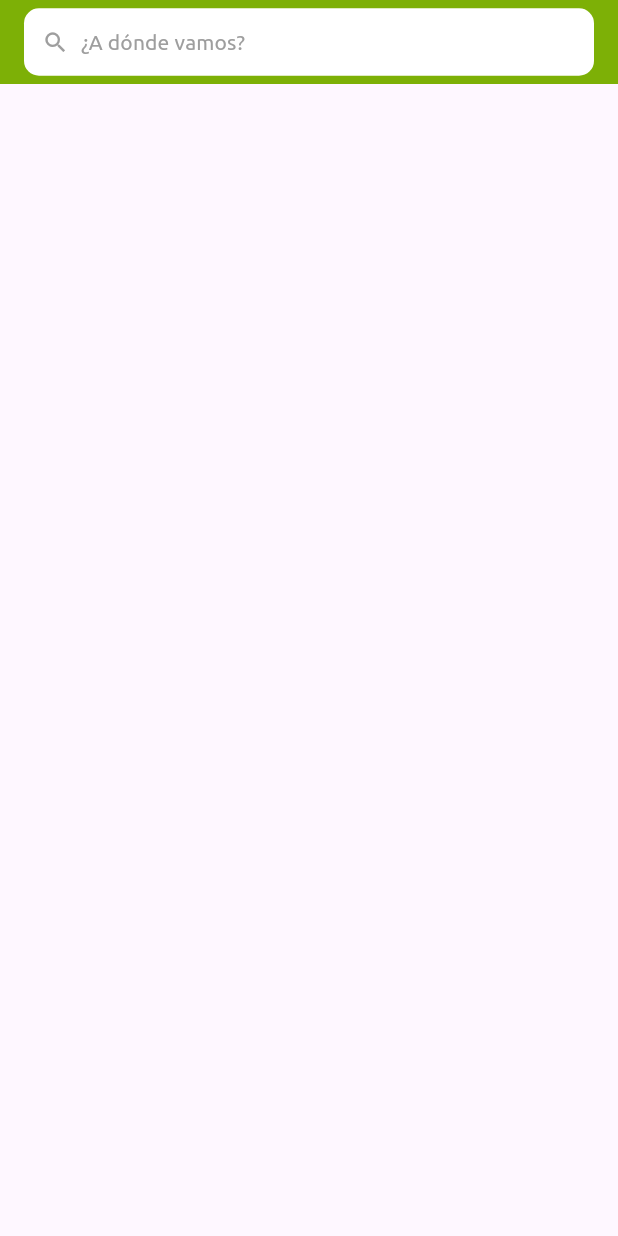
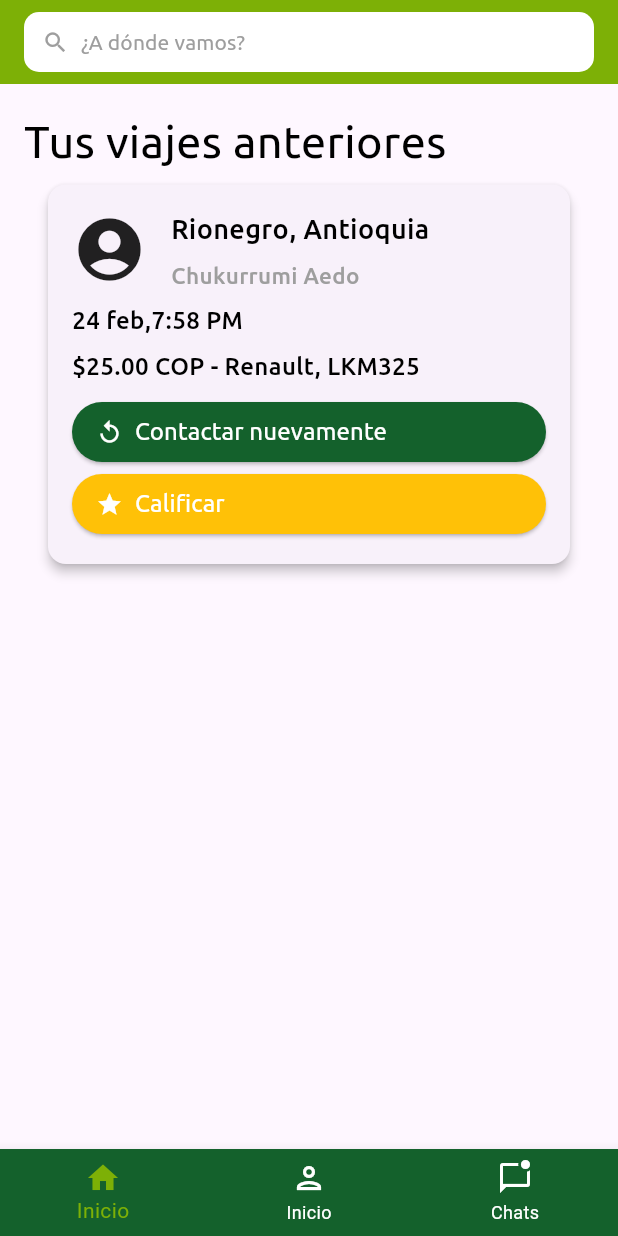
Before and after one commit to danielarcil4/ConductorAmigoApp, a Flutter app: the UsuarioComunPage screen opened directly, on a phone screen of 412 x 824 dp. Run offline on Flutter 3.47's test engine with Material 3 defaults, Android fonts, the phone set to English and light mode, and no system bars; project files that could hold a hidden picture were left out.

Commit message:
Se agrego la seccion perfil del usuario comun

```diff
--- a/lib/pages/usuario_comun_page.dart
+++ b/lib/pages/usuario_comun_page.dart
@@ -1,4 +1,7 @@
-import 'package:flutter/material.dart' hide SearchBar;
+import 'package:conductor_amigo/pages/perfil_usuario_page.dart';
+import 'package:conductor_amigo/pages/viajes_anteriores_page.dart';
+import 'chats_usuario_page.dart';
+import 'package:flutter/material.dart';
 
 class UsuarioComunPage extends StatefulWidget {
   const UsuarioComunPage({super.key});
@@ -8,139 +11,51 @@ class UsuarioComunPage extends StatefulWidget {
 }
 
 class _UsuarioComunPageState extends State<UsuarioComunPage> {
-  TextEditingController _searchController = TextEditingController();
-  String _searchText = "";
+  int _selectedIndex = 0;
 
-  void _performSearch(String searchText) {
-    // You can implement your search logic here
-    //print("Performing search for: $searchText");
-    // For demonstration, I'm just printing the search text
+  static final List<Widget> _widgetOptions = <Widget>[
+    const ViajesAnterioresPage(),
+    const PerfilUsuarioPage(),
+    const ChatsUsuarioPage(),
+  ];
+
+  void _onItemTapped(int index) {
+    setState(() {
+      _selectedIndex = index;
+    });
   }
 
   @override
   Widget build(BuildContext context) {
     return Scaffold(
-      appBar: AppBar(
-        automaticallyImplyLeading: false,
-        title: TextButton.icon(
-          onPressed: () {
-            showSearch(
-              context: context,
-              delegate: CustomSearchDelegate(),
-            );
-          },
-          icon: const Icon(
-            Icons.search,
-            color: Colors.grey,
+      bottomNavigationBar: BottomNavigationBar(
+        backgroundColor: const Color(0xFF14612C),
+        selectedItemColor: const Color(0xFF7DB006),
+        unselectedItemColor: Colors.white,
+        items: [
+           BottomNavigationBarItem(
+            icon: Icon(
+                _selectedIndex == 0 ? Icons.home : Icons.home_outlined
+            ),
+            label: 'Inicio',
           ),
-          label: const Text(
-            "¿A dónde vamos?",
-            style: TextStyle(
-              color: Colors.grey,
-              fontFamily: 'Ubuntu',
-              fontWeight: FontWeight.w400,
+          BottomNavigationBarItem(
+            icon: Icon(
+                _selectedIndex == 1 ? Icons.person : Icons.person_outlined),
+            label: 'Inicio',
+          ),
+           BottomNavigationBarItem(
+            icon: Icon(
+              _selectedIndex == 2 ?  Icons.mark_chat_unread : Icons.mark_chat_unread_outlined,
             ),
+            label: 'Chats',
           ),
-          style: ButtonStyle(
-            alignment: Alignment.centerLeft,
-            backgroundColor: MaterialStateProperty.all(Colors.white),
-            // Color del fondo
-            shape: MaterialStateProperty.all(
-              RoundedRectangleBorder(
-                borderRadius:
-                    BorderRadius.circular(10.0), // Cambiar el radio del borde
-              ),
-            ),
-            minimumSize:  MaterialStateProperty.all(const Size(400,45))
-          ),
-        ),//
-
-        flexibleSpace: Container(
-          color: const Color(0xFF7DB006),
-        ),
+        ],
+        currentIndex: _selectedIndex,
+        onTap: _onItemTapped,
       ),
+      body:
+        _widgetOptions.elementAt(_selectedIndex),
     );
   }
 }
-
-class CustomSearchDelegate extends SearchDelegate<String> {
-  @override
-  String get searchFieldLabel => '¿A dónde vamos?';
-
-  @override
-  List<Widget> buildActions(BuildContext context) {
-    // Acciones para el AppBar (icono de limpieza, etc.)
-    return [
-      IconButton(
-        icon: const Icon(Icons.clear),
-        onPressed: () {
-          query = '';
-        },
-      ),
-    ];
-  }
-
-  @override
-  Widget buildLeading(BuildContext context) {
-    // Icono a la izquierda del AppBar (generalmente el botón de atrás)
-    return IconButton(
-      icon: const Icon(Icons.arrow_back),
-      onPressed: () {
-        close(context, '');
-      },
-    );
-  }
-
-  @override
-  Widget buildResults(BuildContext context) {
-    // Muestra los resultados basados en la búsqueda actual
-    return Center(
-      child: Text('Results for: $query'),
-    );
-  }
-
-  @override
-  Widget buildSuggestions(BuildContext context) {
-    // Muestra sugerencias mientras se escribe la búsqueda
-    return Center(
-      child: Text('Suggestions for: $query'),
-    );
-  }
-}
-
-Widget _buildInputField(TextEditingController controller, String labelName) {
-  return TextField(
-    controller: controller,
-    decoration: InputDecoration(
-        suffixIcon: const Icon(
-          Icons.edit,
-          size: 20,
-        ),
-        labelText: labelName,
-        labelStyle: const TextStyle(
-            color: Colors.white,
-            fontFamily: 'Ubuntu',
-            fontWeight: FontWeight.w400),
-        enabledBorder: const UnderlineInputBorder(
-            borderSide: BorderSide(color: Colors.white, width: 1))),
-  );
-}
-
-Widget _buildElevatedButton(int colorButton, String text) {
-  return ElevatedButton(
-    onPressed: () {},
-    style: ElevatedButton.styleFrom(
-        shape: RoundedRectangleBorder(borderRadius: BorderRadius.circular(10)),
-        backgroundColor: Color(colorButton),
-        elevation: 20,
-        shadowColor: const Color(0xFF14612C),
-        minimumSize: const Size.fromHeight(50)),
-    child: Text(
-      text,
-      style: const TextStyle(
-          color: Colors.white,
-          fontFamily: 'Ubuntu',
-          fontWeight: FontWeight.w300),
-    ),
-  );
-}
--- /dev/null
+++ b/lib/pages/viajes_anteriores_page.dart
@@ -0,0 +1,273 @@
+import 'package:flutter/material.dart';
+
+class ViajesAnterioresPage extends StatefulWidget {
+  const ViajesAnterioresPage({super.key});
+
+  @override
+  State<ViajesAnterioresPage> createState() => _ViajesAnterioresPageState();
+}
+
+class _ViajesAnterioresPageState extends State<ViajesAnterioresPage> {
+  TextEditingController _searchController = TextEditingController();
+  String _searchText = "";
+
+  void _performSearch(String searchText) {
+    // You can implement your search logic here
+    //print("Performing search for: $searchText");
+    // For demonstration, I'm just printing the search text
+  }
+
+  @override
+  Widget build(BuildContext context) {
+    return Scaffold(
+      appBar: AppBar(
+        automaticallyImplyLeading: false,
+        title: TextButton.icon(
+          onPressed: () {
+            showSearch(
+              context: context,
+              delegate: CustomSearchDelegate(),
+            );
+          },
+          icon: const Icon(
+            Icons.search,
+            color: Colors.grey,
+          ),
+          label: const Text(
+            "¿A dónde vamos?",
+            style: TextStyle(
+              color: Colors.grey,
+              fontFamily: 'Ubuntu',
+              fontWeight: FontWeight.w400,
+            ),
+          ),
+          style: ButtonStyle(
+              alignment: Alignment.centerLeft,
+              backgroundColor: MaterialStateProperty.all(Colors.white),
+              // Color del fondo
+              shape: MaterialStateProperty.all(
+                RoundedRectangleBorder(
+                  borderRadius:
+                      BorderRadius.circular(10.0), // Cambiar el radio del borde
+                ),
+              ),
+              minimumSize: MaterialStateProperty.all(const Size(400, 40))),
+        ), //
+
+        flexibleSpace: Container(
+          color: const Color(0xFF7DB006),
+        ),
+      ),
+      body: const Padding(
+        padding: EdgeInsets.symmetric(horizontal: 16, vertical: 16),
+        child: Column(
+          crossAxisAlignment: CrossAxisAlignment.stretch,
+          children: [
+            Text(
+              'Tus viajes anteriores',
+              style: TextStyle(
+                  color: Colors.black,
+                  fontFamily: 'Ubuntu',
+                  fontWeight: FontWeight.w400,
+                  fontSize: 30),
+            ),
+            ViajesAnterioresCard(
+              destino: 'Rionegro, Antioquia',
+              nombreConductor: 'Chukurrumi Aedo',
+              fechaYhora: '24 feb,7:58 PM',
+              tarifa: 25.000,
+              // Precio ofrecido por el conductor
+              modeloAuto: 'Renault',
+              placa: 'LKM325',
+            ),
+          ],
+        ),
+      ),
+    );
+  }
+}
+
+class ViajesAnterioresCard extends StatelessWidget {
+  final String destino;
+  final String nombreConductor;
+  final String fechaYhora;
+  final double tarifa;
+  final String modeloAuto;
+  final String placa;
+
+  const ViajesAnterioresCard({
+    super.key,
+    required this.destino,
+    required this.nombreConductor,
+    required this.fechaYhora,
+    required this.tarifa,
+    required this.modeloAuto,
+    required this.placa,
+  });
+
+  @override
+  Widget build(BuildContext context) {
+    return Card(
+      elevation: 3,
+      margin: const EdgeInsets.symmetric(horizontal: 16, vertical: 8),
+      child: Padding(
+        padding: const EdgeInsets.all(16),
+        child: Column(
+          crossAxisAlignment: CrossAxisAlignment.start,
+          children: <Widget>[
+            Row(
+              children: [
+                const Icon(
+                  Icons.account_circle,
+                  size: 50,
+                ),
+                Padding(
+                  padding: const EdgeInsets.symmetric(horizontal: 16),
+                  child: Column(
+                    crossAxisAlignment: CrossAxisAlignment.start,
+                    children: [
+                      Text(
+                        destino,
+                        style: const TextStyle(
+                          color: Colors.black,
+                          fontFamily: 'Ubuntu',
+                          fontWeight: FontWeight.w500,
+                          fontSize: 18,
+                        ),
+                      ),
+                      const SizedBox(height: 8),
+                      Text(
+                        nombreConductor,
+                        style: const TextStyle(
+                          color: Colors.grey,
+                          fontFamily: 'Ubuntu',
+                          fontWeight: FontWeight.w500,
+                          fontSize: 15,
+                        ),
+                      ),
+                    ],
+                  ),
+                ),
+              ],
+            ),
+            const SizedBox(height: 8),
+            Text(
+              fechaYhora,
+              style: const TextStyle(
+                color: Colors.black,
+                fontFamily: 'Ubuntu',
+                fontWeight: FontWeight.w500,
+                fontSize: 16,
+              ),
+            ),
+            const SizedBox(height: 8),
+            Text(
+              '\$${tarifa.toStringAsFixed(2)} COP - $modeloAuto, $placa',
+              style: const TextStyle(
+                color: Colors.black,
+                fontFamily: 'Ubuntu',
+                fontWeight: FontWeight.w500,
+                fontSize: 16,
+              ),
+            ),
+            const SizedBox(height: 8),
+            Column(
+              crossAxisAlignment: CrossAxisAlignment.stretch,
+              children: [
+                ElevatedButton.icon(
+                  onPressed: () {
+                    // Aquí puedes agregar la lógica para aceptar la tarifa ofrecida
+                    // o cualquier otra acción que desees realizar.
+                  },
+                  style: ElevatedButton.styleFrom(
+                      backgroundColor: const Color(0xFF14612C),
+                      alignment: Alignment.centerLeft),
+                  icon: const Icon(
+                    Icons.replay,
+                    color: Colors.white,
+                  ),
+                  label: const Text(
+                    'Contactar nuevamente',
+                    style: TextStyle(
+                      color: Colors.white,
+                      fontFamily: 'Ubuntu',
+                      fontWeight: FontWeight.w400,
+                      fontSize: 16,
+                    ),
+                  ),
+                ),
+                ElevatedButton.icon(
+                  onPressed: () {
+                    // Aquí puedes agregar la lógica para aceptar la tarifa ofrecida
+                    // o cualquier otra acción que desees realizar.
+                  },
+                  style: ElevatedButton.styleFrom(
+                      backgroundColor: Colors.amber,
+                      alignment: Alignment.centerLeft),
+                  icon: const Icon(
+                    Icons.star,
+                    color: Colors.white,
+                  ),
+                  label: const Text(
+                    'Calificar',
+                    style: TextStyle(
+                      color: Colors.white,
+                      fontFamily: 'Ubuntu',
+                      fontWeight: FontWeight.w400,
+                      fontSize: 16,
+                    ),
+                  ),
+                ),
+              ],
+            ),
+          ],
+        ),
+      ),
+    );
+  }
+}
+
+class CustomSearchDelegate extends SearchDelegate<String> {
+  @override
+  String get searchFieldLabel => '¿A dónde vamos?';
+
+  @override
+  List<Widget> buildActions(BuildContext context) {
+    // Acciones para el AppBar (icono de limpieza, etc.)
+    return [
+      IconButton(
+        icon: const Icon(Icons.clear),
+        onPressed: () {
+          query = '';
+        },
+      ),
+    ];
+  }
+
+  @override
+  Widget buildLeading(BuildContext context) {
+    // Icono a la izquierda del AppBar (generalmente el botón de atrás)
+    return IconButton(
+      icon: const Icon(Icons.arrow_back),
+      onPressed: () {
+        close(context, '');
+      },
+    );
+  }
+
+  @override
+  Widget buildResults(BuildContext context) {
+    // Muestra los resultados basados en la búsqueda actual
+    return Center(
+      child: Text('Results for: $query'),
+    );
+  }
+
+  @override
+  Widget buildSuggestions(BuildContext context) {
+    // Muestra sugerencias mientras se escribe la búsqueda
+    return Center(
+      child: Text('Suggestions for: $query'),
+    );
+  }
+}
```
Also changed, not shown: lib/pages/chats_usuario_page.dart (added, +21 -0 lines), lib/pages/perfil_usuario_page.dart (added, +193 -0 lines), lib/asset/image/GoogleIcono.png (deleted), lib/asset/image/UdeaImagen.png (added).
